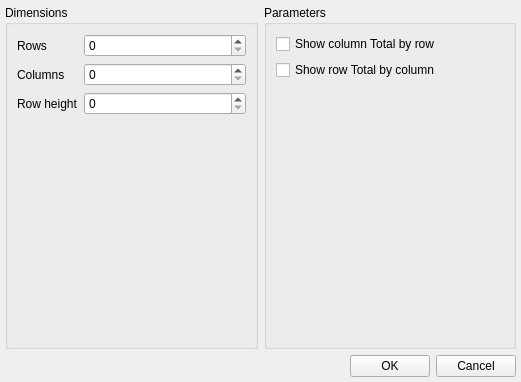
DatabasesWorks/QtRPT-Report, file QtRptDesigner/EditFldDlg.ui: the form before one commit.
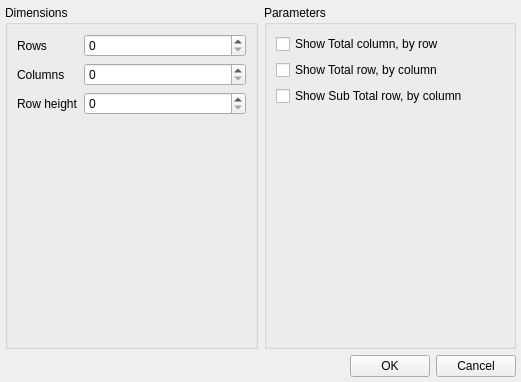
The form after the commit. Icons and pictures are not drawn. Custom widgets are drawn as their Qt base class.

Diff of the .ui file:
```diff
--- a/QtRptDesigner/EditFldDlg.ui
+++ b/QtRptDesigner/EditFldDlg.ui
@@ -977,14 +977,21 @@
           <item>
            <widget class="QCheckBox" name="chkRowTotal">
             <property name="text">
-             <string>Show column Total by row</string>
+             <string>Show Total column, by row</string>
             </property>
            </widget>
           </item>
           <item>
            <widget class="QCheckBox" name="chkColTotal">
             <property name="text">
-             <string>Show row Total by column</string>
+             <string>Show Total row, by column</string>
+            </property>
+           </widget>
+          </item>
+          <item>
+           <widget class="QCheckBox" name="chkColSubTotal">
+            <property name="text">
+             <string>Show Sub Total row, by column</string>
             </property>
            </widget>
           </item>
```
